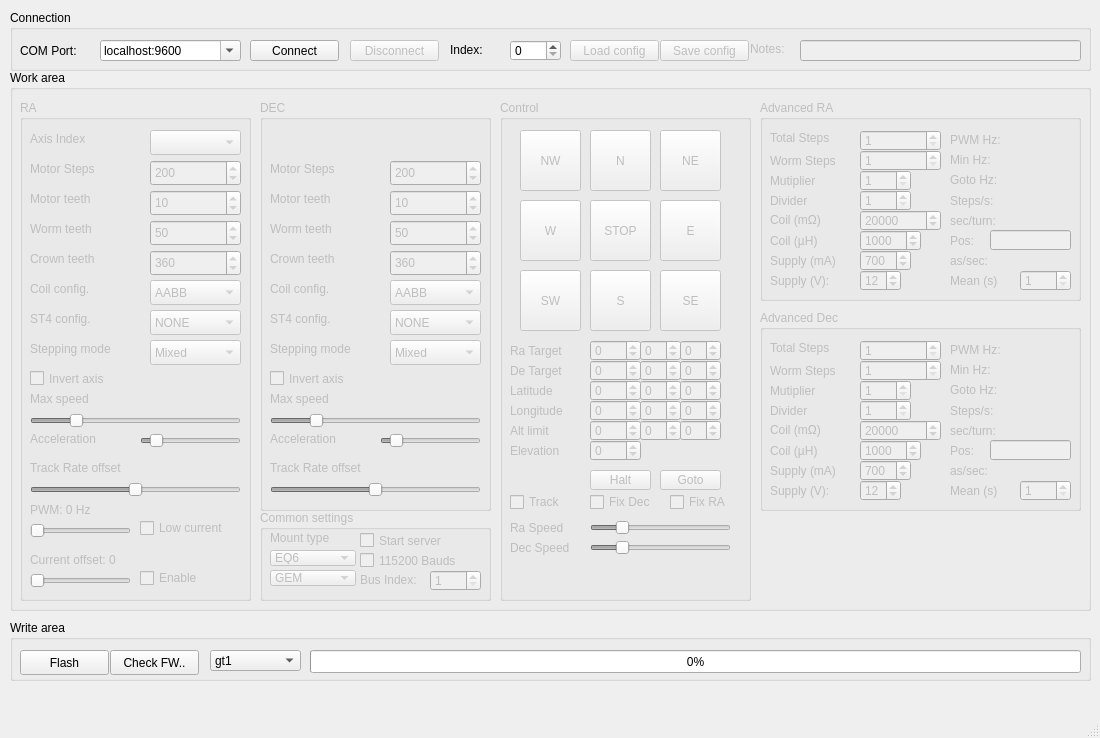
This is mainwindow.ui in ahp-electronics/gt-configurator as Qt 5 draws it before an edit. The edited form follows.
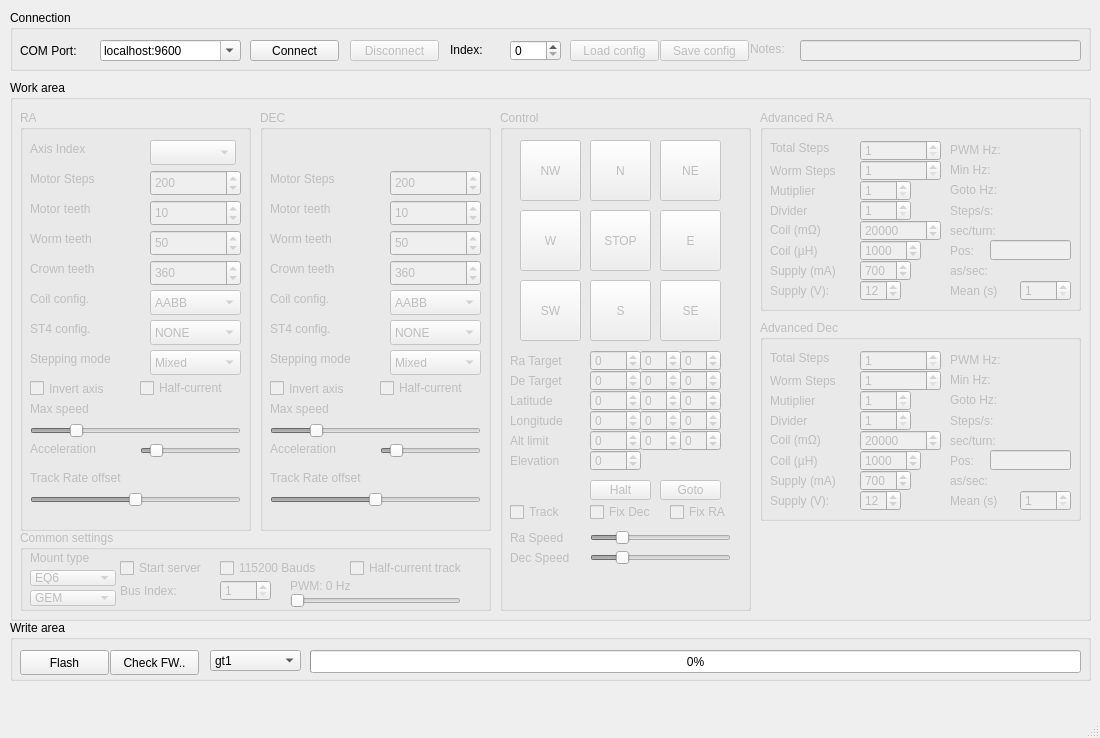
This is the edited form.

What changed in the file:
```diff
--- a/mainwindow.ui
+++ b/mainwindow.ui
@@ -18,7 +18,7 @@
     <property name="geometry">
      <rect>
       <x>10</x>
-      <y>70</y>
+      <y>80</y>
       <width>1081</width>
       <height>541</height>
      </rect>
@@ -1495,7 +1495,7 @@
        <x>10</x>
        <y>30</y>
        <width>231</width>
-       <height>501</height>
+       <height>421</height>
       </rect>
      </property>
      <property name="title">
@@ -1843,6 +1843,19 @@
        <string>Stepping mode</string>
       </property>
      </widget>
+     <widget class="QCheckBox" name="HalfCurrent_0">
+      <property name="geometry">
+       <rect>
+        <x>120</x>
+        <y>270</y>
+        <width>101</width>
+        <height>16</height>
+       </rect>
+      </property>
+      <property name="text">
+       <string>Half-current</string>
+      </property>
+     </widget>
      <widget class="QSlider" name="TrackRate_0">
       <property name="geometry">
        <rect>
@@ -1902,122 +1915,11 @@
        <rect>
         <x>130</x>
         <y>30</y>
-        <width>91</width>
+        <width>86</width>
         <height>25</height>
        </rect>
       </property>
      </widget>
-     <widget class="QSlider" name="PWMFreq">
-      <property name="geometry">
-       <rect>
-        <x>10</x>
-        <y>420</y>
-        <width>101</width>
-        <height>21</height>
-       </rect>
-      </property>
-      <property name="minimum">
-       <number>8</number>
-      </property>
-      <property name="maximum">
-       <number>15</number>
-      </property>
-      <property name="singleStep">
-       <number>1</number>
-      </property>
-      <property name="orientation">
-       <enum>Qt::Horizontal</enum>
-      </property>
-      <property name="tickPosition">
-       <enum>QSlider::NoTicks</enum>
-      </property>
-     </widget>
-     <widget class="QLabel" name="PWMFreq_label">
-      <property name="geometry">
-       <rect>
-        <x>10</x>
-        <y>400</y>
-        <width>111</width>
-        <height>20</height>
-       </rect>
-      </property>
-      <property name="text">
-       <string>PWM: 0 Hz</string>
-      </property>
-     </widget>
-     <widget class="QCheckBox" name="HalfCurrent">
-      <property name="geometry">
-       <rect>
-        <x>120</x>
-        <y>420</y>
-        <width>111</width>
-        <height>16</height>
-       </rect>
-      </property>
-      <property name="text">
-       <string>Low current</string>
-      </property>
-     </widget>
-     <widget class="QCheckBox" name="CurrentLimiter">
-      <property name="enabled">
-       <bool>false</bool>
-      </property>
-      <property name="geometry">
-       <rect>
-        <x>120</x>
-        <y>470</y>
-        <width>111</width>
-        <height>16</height>
-       </rect>
-      </property>
-      <property name="text">
-       <string>Enable</string>
-      </property>
-     </widget>
-     <widget class="QSlider" name="Current">
-      <property name="enabled">
-       <bool>false</bool>
-      </property>
-      <property name="geometry">
-       <rect>
-        <x>10</x>
-        <y>470</y>
-        <width>101</width>
-        <height>21</height>
-       </rect>
-      </property>
-      <property name="minimum">
-       <number>0</number>
-      </property>
-      <property name="maximum">
-       <number>1023</number>
-      </property>
-      <property name="singleStep">
-       <number>1</number>
-      </property>
-      <property name="orientation">
-       <enum>Qt::Horizontal</enum>
-      </property>
-      <property name="tickPosition">
-       <enum>QSlider::NoTicks</enum>
-      </property>
-     </widget>
-     <widget class="QLabel" name="CurrentLimiter_label">
-      <property name="enabled">
-       <bool>false</bool>
-      </property>
-      <property name="geometry">
-       <rect>
-        <x>10</x>
-        <y>450</y>
-        <width>201</width>
-        <height>20</height>
-       </rect>
-      </property>
-      <property name="text">
-       <string>Current offset: 0</string>
-      </property>
-     </widget>
     </widget>
     <widget class="QGroupBox" name="DEC">
      <property name="enabled">
@@ -2028,7 +1930,7 @@
        <x>250</x>
        <y>30</y>
        <width>231</width>
-       <height>411</height>
+       <height>421</height>
       </rect>
      </property>
      <property name="title">
@@ -2376,6 +2278,19 @@
        <string>Stepping mode</string>
       </property>
      </widget>
+     <widget class="QCheckBox" name="HalfCurrent_1">
+      <property name="geometry">
+       <rect>
+        <x>120</x>
+        <y>270</y>
+        <width>101</width>
+        <height>16</height>
+       </rect>
+      </property>
+      <property name="text">
+       <string>Half-current</string>
+      </property>
+     </widget>
      <widget class="QLabel" name="TrackRate_label_1">
       <property name="geometry">
        <rect>
@@ -2424,10 +2339,10 @@
      </property>
      <property name="geometry">
       <rect>
-       <x>250</x>
-       <y>440</y>
-       <width>231</width>
-       <height>91</height>
+       <x>10</x>
+       <y>450</y>
+       <width>471</width>
+       <height>81</height>
       </rect>
      </property>
      <property name="title">
@@ -2516,6 +2431,44 @@
        </property>
       </item>
      </widget>
+     <widget class="QLabel" name="PWMFreq_label">
+      <property name="geometry">
+       <rect>
+        <x>270</x>
+        <y>46</y>
+        <width>171</width>
+        <height>20</height>
+       </rect>
+      </property>
+      <property name="text">
+       <string>PWM: 0 Hz</string>
+      </property>
+     </widget>
+     <widget class="QSlider" name="PWMFreq">
+      <property name="geometry">
+       <rect>
+        <x>270</x>
+        <y>60</y>
+        <width>171</width>
+        <height>21</height>
+       </rect>
+      </property>
+      <property name="minimum">
+       <number>0</number>
+      </property>
+      <property name="maximum">
+       <number>10</number>
+      </property>
+      <property name="singleStep">
+       <number>1</number>
+      </property>
+      <property name="orientation">
+       <enum>Qt::Horizontal</enum>
+      </property>
+      <property name="tickPosition">
+       <enum>QSlider::NoTicks</enum>
+      </property>
+     </widget>
      <widget class="QComboBox" name="MountStyle">
       <property name="geometry">
        <rect>
@@ -2540,14 +2493,51 @@
         <string>FORK</string>
        </property>
       </item>
+      <item>
+       <property name="text">
+        <string>AZEQ</string>
+       </property>
+      </item>
+     </widget>
+     <widget class="QSpinBox" name="BusIndex">
+      <property name="geometry">
+       <rect>
+        <x>200</x>
+        <y>50</y>
+        <width>51</width>
+        <height>21</height>
+       </rect>
+      </property>
+      <property name="minimum">
+       <number>1</number>
+      </property>
+      <property name="maximum">
+       <number>128</number>
+      </property>
+      <property name="value">
+       <number>1</number>
+      </property>
+     </widget>
+     <widget class="QLabel" name="label_12">
+      <property name="geometry">
+       <rect>
+        <x>100</x>
+        <y>51</y>
+        <width>91</width>
+        <height>20</height>
+       </rect>
+      </property>
+      <property name="text">
+       <string>Bus Index:</string>
+      </property>
      </widget>
      <widget class="QCheckBox" name="Server">
       <property name="geometry">
        <rect>
         <x>100</x>
-        <y>20</y>
+        <y>30</y>
         <width>101</width>
-        <height>21</height>
+        <height>16</height>
        </rect>
       </property>
       <property name="text">
@@ -2557,46 +2547,27 @@
      <widget class="QCheckBox" name="HighBauds">
       <property name="geometry">
        <rect>
-        <x>100</x>
-        <y>40</y>
+        <x>200</x>
+        <y>30</y>
         <width>121</width>
-        <height>21</height>
+        <height>16</height>
        </rect>
       </property>
       <property name="text">
        <string>115200 Bauds</string>
       </property>
      </widget>
-     <widget class="QLabel" name="label_12">
+     <widget class="QCheckBox" name="HalfCurrent">
       <property name="geometry">
        <rect>
-        <x>100</x>
-        <y>60</y>
-        <width>71</width>
-        <height>20</height>
+        <x>330</x>
+        <y>30</y>
+        <width>141</width>
+        <height>16</height>
        </rect>
       </property>
       <property name="text">
-       <string>Bus Index:</string>
-      </property>
-     </widget>
-     <widget class="QSpinBox" name="BusIndex">
-      <property name="geometry">
-       <rect>
-        <x>170</x>
-        <y>60</y>
-        <width>51</width>
-        <height>21</height>
-       </rect>
-      </property>
-      <property name="minimum">
-       <number>1</number>
-      </property>
-      <property name="maximum">
-       <number>128</number>
-      </property>
-      <property name="value">
-       <number>1</number>
+       <string>Half-current track</string>
       </property>
      </widget>
     </widget>
```
Left out of the diff: 17 changed lines with no effect on the pictures.
